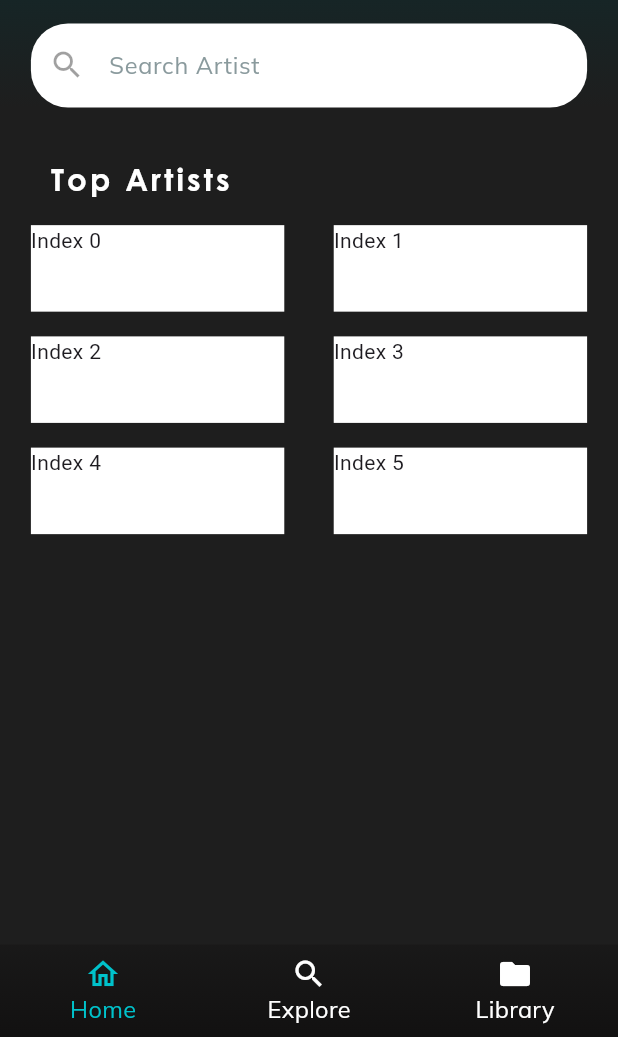
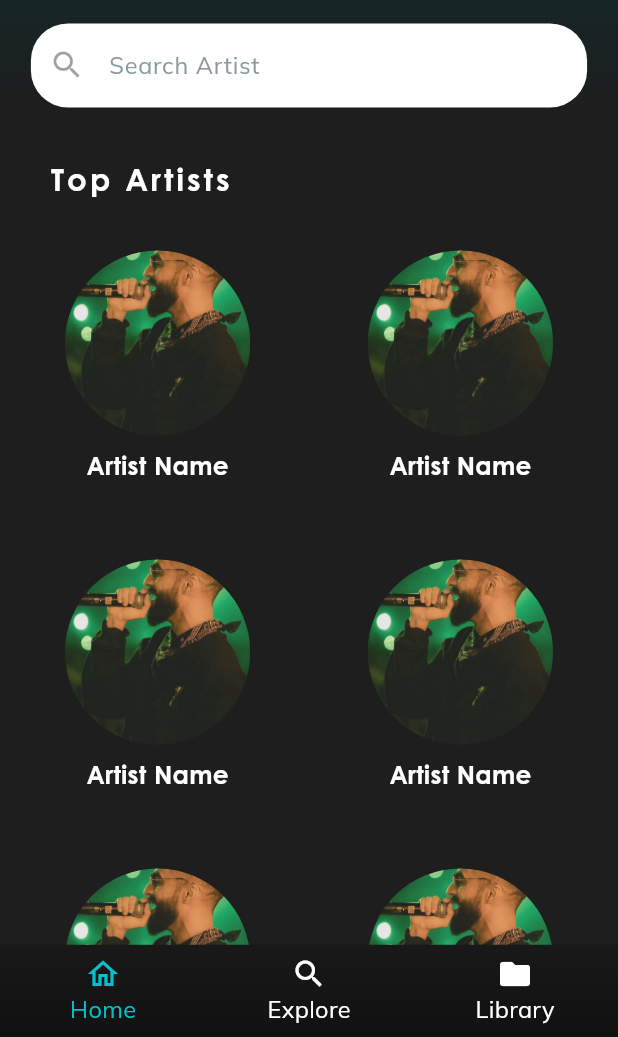
Before and after one commit to Shahwaiz24/Music_App, a Flutter app: the ExploreView screen opened directly, on a phone screen of 412 x 824 dp, the part 199-1236 px from its top. Run offline on Flutter 3.47's test engine with Material 3 defaults, Android fonts, the phone set to English and light mode, and no system bars; our stand-ins replace shared_preferences; accounts and stored records are empty.

Commit message:
Updated Code

```diff
--- a/lib/Custom Widgets/grid_view.dart
+++ b/lib/Custom Widgets/grid_view.dart
@@ -19,6 +19,7 @@ class _GridViewWidgetState extends State<GridViewWidget> {
   Widget build(BuildContext context) {
     return widget.isArtistGrid == true
         ? GridView.builder(
+
             itemCount: 6,
             padding: EdgeInsets.only(top: widget.screenHeight * 0.020),
             shrinkWrap: true,
@@ -27,20 +28,48 @@ class _GridViewWidgetState extends State<GridViewWidget> {
                 crossAxisCount: 2,
                 crossAxisSpacing: widget.screenWidth * 0.080,
                 mainAxisSpacing: widget.screenHeight * 0.020,
-                mainAxisExtent: widget.screenHeight * 0.070),
+                mainAxisExtent:
+                    widget.screenHeight * 0.230), // Increased height
             itemBuilder: (context, index) {
-              return Container(
-                color: Utils.white,
-                child: Text('Index ${index}'),
+
+              return Column(
+                mainAxisAlignment: MainAxisAlignment.center,
+                children: [
+                  Container(
+                    width:
+                        widget.screenWidth * 0.3, // Adjust the size as needed
+                    height:
+                        widget.screenWidth * 0.3, // Adjust the size as needed
+                    decoration: const BoxDecoration(
+                      shape: BoxShape.circle,
+                      image: DecorationImage(
+                        alignment: Alignment.center,
+                        image: AssetImage('assets/image/yunus.png'),
+                        fit: BoxFit.cover, // Cover the container with the image
+                      ),
+                    ),
+                  ),
+                  SizedBox(
+                      height: widget.screenHeight *
+                          0.010), // Space between image and text
+                  Text(
+                    'Artist Name', // Replace with your artist name
+                    style: TextStyle(
+                      fontFamily: 'Century Gothic Bold',
+
+                      color: Utils.white,
+                      fontSize: widget.screenHeight *
+                          0.020, // Adjust font size as needed
+                    ),
+                  ),
+                ],
               );
             })
         : GridView.builder(
             itemCount: 6,
             padding: EdgeInsets.zero,
-
             shrinkWrap: true,
             physics: NeverScrollableScrollPhysics(),
-            // Total 6 items
             gridDelegate: SliverGridDelegateWithFixedCrossAxisCount(
                 crossAxisCount: 2,
                 crossAxisSpacing: widget.screenWidth * 0.035,
```
